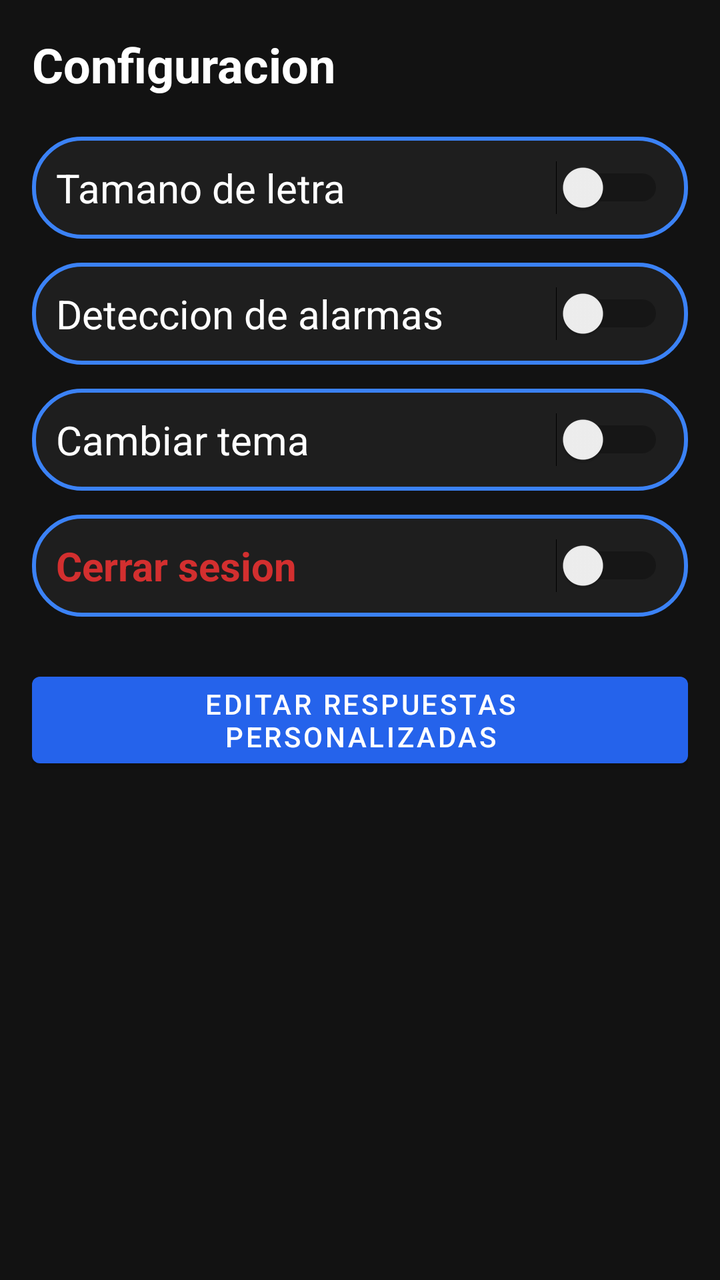
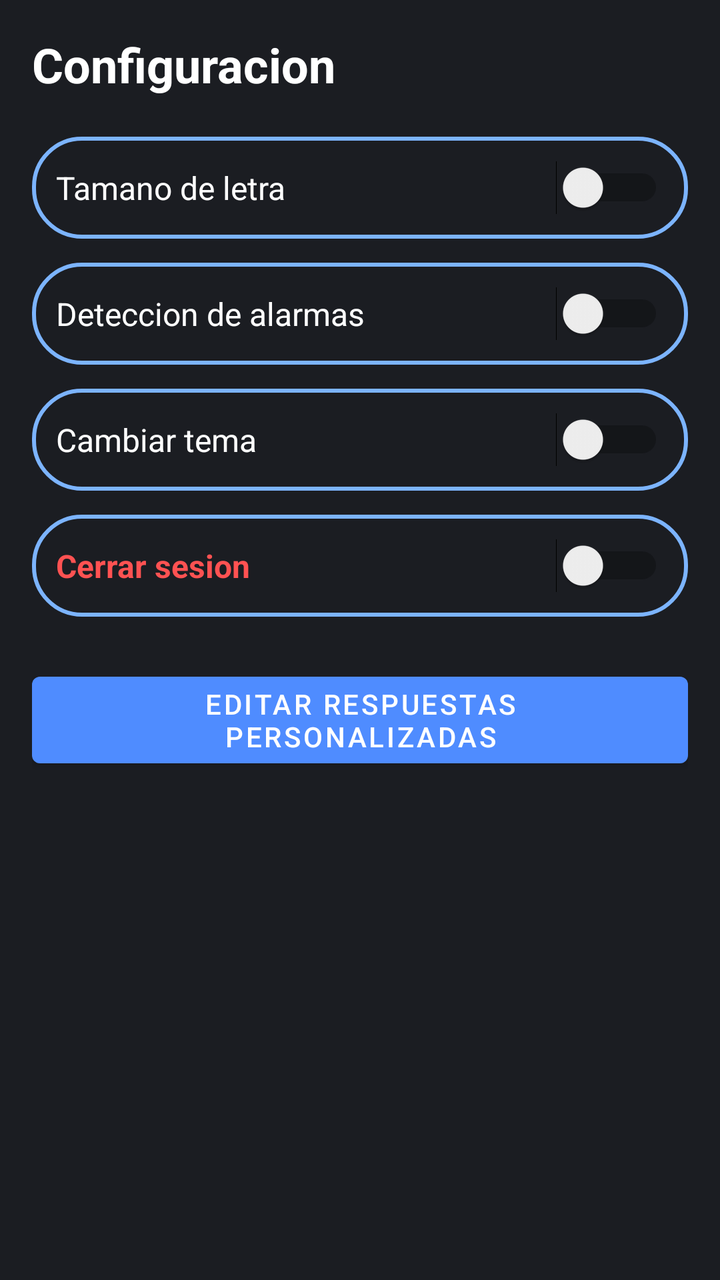

Two renders of the same Android screen: before a commit and after it. Below are the layout's source before the change and the commit's diff.
<!-- AndroidManifest.xml: activity theme Theme.Speak2Read -->
<!-- res/layout/activity_settings.xml -->
<?xml version="1.0" encoding="utf-8"?>
<ScrollView xmlns:android="http://schemas.android.com/apk/res/android"
    android:layout_width="match_parent"
    android:layout_height="match_parent"
    android:background="@color/s2r_background">

    <LinearLayout
        android:layout_width="match_parent"
        android:layout_height="wrap_content"
        android:orientation="vertical"
        android:padding="16dp">

        <TextView
            android:id="@+id/tvSettingsTitle"
            android:layout_width="wrap_content"
            android:layout_height="wrap_content"
            android:text="@string/settings_title"
            android:textColor="@color/s2r_text_primary"
            android:textSize="24sp"
            android:textStyle="bold" />

        <LinearLayout
            android:layout_width="match_parent"
            android:layout_height="wrap_content"
            android:layout_marginTop="20dp"
            android:background="@drawable/bg_quick_reply_card"
            android:gravity="center_vertical"
            android:orientation="horizontal"
            android:padding="12dp">

            <TextView
                android:layout_width="0dp"
                android:layout_height="wrap_content"
                android:layout_weight="1"
                android:text="@string/switch_tamano_letra"
                android:textColor="@color/s2r_text_primary"
                android:textSize="20sp" />

            <Switch
                android:id="@+id/swFontSize"
                android:layout_width="wrap_content"
                android:layout_height="wrap_content" />
        </LinearLayout>

        <LinearLayout
            android:layout_width="match_parent"
            android:layout_height="wrap_content"
            android:layout_marginTop="12dp"
            android:background="@drawable/bg_quick_reply_card"
            android:gravity="center_vertical"
            android:orientation="horizontal"
            android:padding="12dp">

            <TextView
                android:layout_width="0dp"
                android:layout_height="wrap_content"
                android:layout_weight="1"
                android:text="@string/switch_deteccion_alarmas"
                android:textColor="@color/s2r_text_primary"
                android:textSize="20sp" />

            <Switch
                android:id="@+id/swAlarmDetection"
                android:layout_width="wrap_content"
                android:layout_height="wrap_content" />
        </LinearLayout>

        <LinearLayout
            android:layout_width="match_parent"
            android:layout_height="wrap_content"
            android:layout_marginTop="12dp"
            android:background="@drawable/bg_quick_reply_card"
            android:gravity="center_vertical"
            android:orientation="horizontal"
            android:padding="12dp">

            <TextView
                android:layout_width="0dp"
                android:layout_height="wrap_content"
                android:layout_weight="1"
                android:text="@string/switch_cambiar_tema"
                android:textColor="@color/s2r_text_primary"
                android:textSize="20sp" />

            <Switch
                android:id="@+id/swTheme"
                android:layout_width="wrap_content"
                android:layout_height="wrap_content" />
        </LinearLayout>

        <LinearLayout
            android:layout_width="match_parent"
            android:layout_height="wrap_content"
            android:layout_marginTop="12dp"
            android:background="@drawable/bg_quick_reply_card"
            android:gravity="center_vertical"
            android:orientation="horizontal"
            android:padding="12dp">

            <TextView
                android:layout_width="0dp"
                android:layout_height="wrap_content"
                android:layout_weight="1"
                android:text="@string/switch_cerrar_sesion"
                android:textColor="@color/s2r_alert"
                android:textSize="20sp"
                android:textStyle="bold" />

            <Switch
                android:id="@+id/swLogout"
                android:layout_width="wrap_content"
                android:layout_height="wrap_content" />
        </LinearLayout>

        <Button
            android:id="@+id/btnCustomReplies"
            android:layout_width="match_parent"
            android:layout_height="wrap_content"
            android:layout_marginTop="24dp"
            android:text="Editar respuestas personalizadas" />
    </LinearLayout>
</ScrollView>
<!-- resources referenced by this layout -->
<resources>
  <color name="s2r_alert">#D32F2F</color>
  <color name="s2r_background">#121212</color>
  <color name="s2r_text_primary">#FFFFFF</color>
  <!-- drawable bg_quick_reply_card (drawable) -->
  <?xml version="1.0" encoding="utf-8"?>
  <shape xmlns:android="http://schemas.android.com/apk/res/android">
  
      <solid android:color="@color/s2r_card"/>
  
      <corners android:radius="24dp"/>
  
      <stroke
          android:width="2dp"
          android:color="#3B82F6"/>
  
  </shape>
  <string name="settings_title">Configuracion</string>
  <string name="switch_cambiar_tema">Cambiar tema</string>
  <string name="switch_cerrar_sesion">Cerrar sesion</string>
  <string name="switch_deteccion_alarmas">Deteccion de alarmas</string>
  <string name="switch_tamano_letra">Tamano de letra</string>
  <style name="Theme.Speak2Read" parent="Theme.MaterialComponents.DayNight.NoActionBar">
          <item name="colorPrimary">@color/s2r_bubble_usuario</item>
          <item name="colorPrimaryVariant">@color/s2r_bubble_usuario</item>
          <item name="colorOnPrimary">@color/white</item>
          <item name="android:windowBackground">@color/s2r_background</item>
          <item name="android:colorBackground">@color/s2r_background</item>
          <item name="android:textColorPrimary">@color/s2r_text_primary</item>
          <item name="android:textColor">@color/s2r_text_primary</item>
      </style>
  <color name="s2r_card">#1E1E1E</color>
  <color name="s2r_bubble_usuario">#2563EB</color>
  <color name="white">#FFFFFFFF</color>
</resources>

<!-- the commit's change to res/layout/activity_settings.xml (unified diff, before → after) -->
@@ -34,7 +34,7 @@
                 android:layout_weight="1"
                 android:text="@string/switch_tamano_letra"
                 android:textColor="@color/s2r_text_primary"
-                android:textSize="20sp" />
+                android:textSize="16sp" />
 
             <Switch
                 android:id="@+id/swFontSize"
@@ -57,7 +57,7 @@
                 android:layout_weight="1"
                 android:text="@string/switch_deteccion_alarmas"
                 android:textColor="@color/s2r_text_primary"
-                android:textSize="20sp" />
+                android:textSize="16sp" />
 
             <Switch
                 android:id="@+id/swAlarmDetection"
@@ -80,7 +80,7 @@
                 android:layout_weight="1"
                 android:text="@string/switch_cambiar_tema"
                 android:textColor="@color/s2r_text_primary"
-                android:textSize="20sp" />
+                android:textSize="16sp" />
 
             <Switch
                 android:id="@+id/swTheme"
@@ -103,7 +103,7 @@
                 android:layout_weight="1"
                 android:text="@string/switch_cerrar_sesion"
                 android:textColor="@color/s2r_alert"
-                android:textSize="20sp"
+                android:textSize="16sp"
                 android:textStyle="bold" />
 
             <Switch
<!-- resource entries referenced after the edit -->
@@ -1,20 +1,16 @@
 <!-- resources referenced by this layout -->
 <resources>
-  <color name="s2r_alert">#D32F2F</color>
-  <color name="s2r_background">#121212</color>
+  <color name="s2r_alert">#FF5252</color>
+  <color name="s2r_background">#1B1D22</color>
   <color name="s2r_text_primary">#FFFFFF</color>
   <!-- drawable bg_quick_reply_card (drawable) -->
   <?xml version="1.0" encoding="utf-8"?>
   <shape xmlns:android="http://schemas.android.com/apk/res/android">
-  
-      <solid android:color="@color/s2r_card"/>
-  
+      <solid android:color="@android:color/transparent"/>
       <corners android:radius="24dp"/>
-  
       <stroke
           android:width="2dp"
-          android:color="#3B82F6"/>
-  
+          android:color="@color/s2r_accent"/>
   </shape>
   <string name="settings_title">Configuracion</string>
   <string name="switch_cambiar_tema">Cambiar tema</string>
@@ -30,8 +26,8 @@
           <item name="android:textColorPrimary">@color/s2r_text_primary</item>
           <item name="android:textColor">@color/s2r_text_primary</item>
       </style>
-  <color name="s2r_card">#1E1E1E</color>
-  <color name="s2r_bubble_usuario">#2563EB</color>
+  <color name="s2r_accent">#7CB4FF</color>
+  <color name="s2r_bubble_usuario">#4F8CFF</color>
   <color name="white">#FFFFFFFF</color>
 </resources>
 
